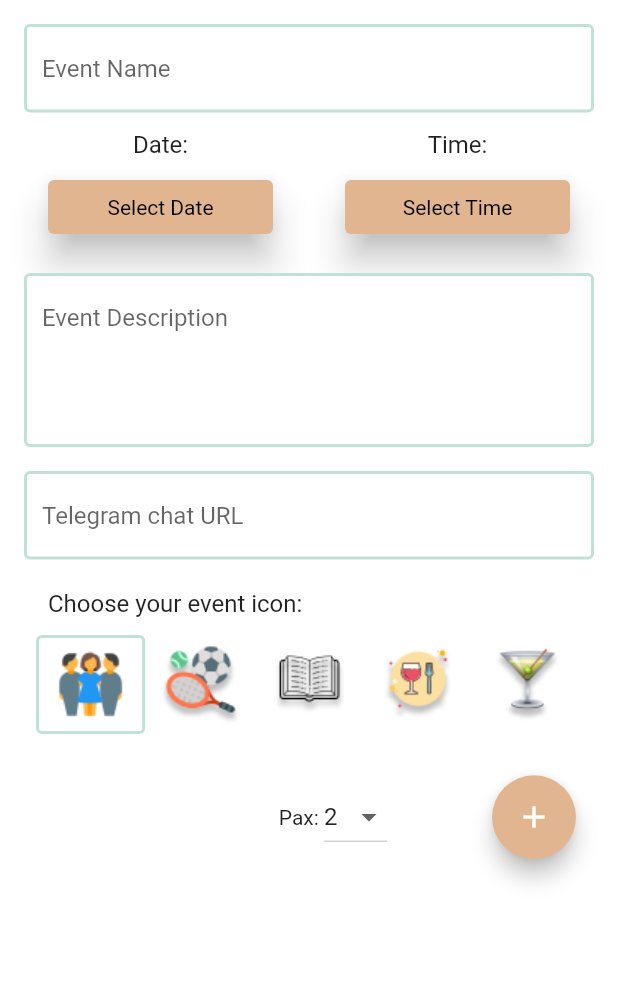
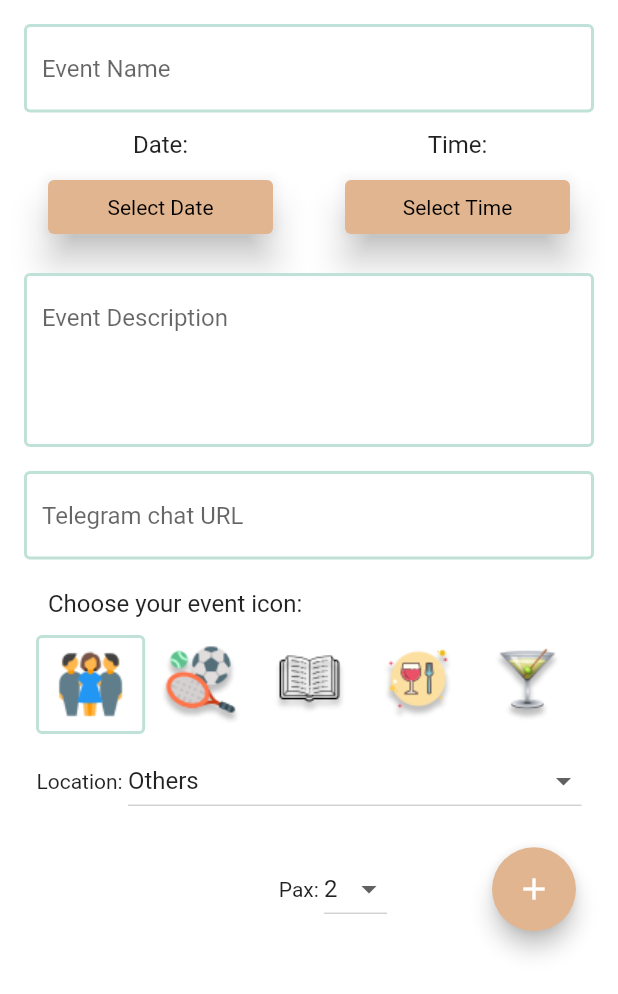
Before and after one commit to Superbestron/Orbital_2021_FriendZone, a Flutter app: the CreateEvent screen opened directly, on a phone screen of 412 x 824 dp. Shown: the top 994 px of the screen. Run offline on Flutter 3.47's test engine with Material 2 defaults, Android fonts, the phone set to English and light mode, and no system bars; our stand-ins replace cloud_firestore, firebase_auth, firebase_core, firebase_storage, flutter_spinkit, flutter_svg and 4 more; accounts and stored records are empty; project files that could hold a hidden picture were left out.

Commit message:
Add location field to event

```diff
--- a/lib/models/event.dart
+++ b/lib/models/event.dart
@@ -1,5 +1,6 @@
 class Event {
 
+  final String location;
   final String telegramURL;
   final String initiatorID;
   final String eventID;
@@ -11,6 +12,7 @@ class Event {
   List<dynamic> attendees;
 
   Event({
+    required this.location,
     required this.telegramURL,
     required this.initiatorID,
     required this.eventID,
--- a/lib/screens/create_event/create_event.dart
+++ b/lib/screens/create_event/create_event.dart
@@ -21,6 +21,8 @@ class _CreateEventState extends State<CreateEvent> {
   String _description = '';
   int _icon = 0;
   List<int> numbers = List.generate(25, (index) => index++);
+
+  String _location = locations[0][0];
 
   final _formKey = GlobalKey<FormState>();
 
@@ -80,7 +82,6 @@ class _CreateEventState extends State<CreateEvent> {
   Widget build(BuildContext context) {
 
     final user = Provider.of<UserObj?>(context);
-
     return Padding(
       padding: const EdgeInsets.all(8.0),
       child: Scaffold(
@@ -250,6 +251,26 @@ class _CreateEventState extends State<CreateEvent> {
                 )
               ),
               Row(
+                mainAxisAlignment: MainAxisAlignment.center,
+                children: [
+                  Text('Location: '),
+                  DropdownButton(
+                      value: _location,
+                      items: locations.map((location) {
+                        return DropdownMenuItem(
+                          value: location[0],
+                          child: Text('${location[0]}'),
+                        );
+                      }).toList(),
+                      onChanged: (val) {
+                        return setState(() {
+                          _location = val.toString();
+                        });
+                      }
+                  ),
+                ],
+              ),
+              Row(
                 mainAxisAlignment: MainAxisAlignment.end,
                 children: [
                   Text('Pax: '),
@@ -280,7 +301,7 @@ class _CreateEventState extends State<CreateEvent> {
                           String _uid = user!.uid;
                           DatabaseService db = DatabaseService(uid: _uid);
                           String eventID = await db.createEventData(
-                            _telegramURL,
+                            _location, _telegramURL,
                             _uid, _name, _dateTime!,
                             _pax, _description, _icon,
                           );
--- a/lib/screens/edit_event/edit_event.dart
+++ b/lib/screens/edit_event/edit_event.dart
@@ -1,6 +1,5 @@
 import 'package:flutter/material.dart';
 import 'package:myapp/models/user.dart';
-import 'package:myapp/screens/home/home.dart';
 import 'package:myapp/services/database.dart';
 import 'package:myapp/shared/constants.dart';
 import 'package:provider/provider.dart';
@@ -25,6 +24,7 @@ class _EditEventState extends State<EditEvent> {
   int _pax = 2;
   String _description = '';
   int _icon = 0;
+  String _location = locations[0][0];
   List<int> numbers = List.generate(25, (index) => index++);
 
   final _formKey = GlobalKey<FormState>();
@@ -88,6 +88,7 @@ class _EditEventState extends State<EditEvent> {
     _icon = event.icon;
     _isSelected[_icon] = true;
     _pax = event.pax;
+    _location = event.location;
     super.initState();
   }
 
@@ -314,6 +315,26 @@ class _EditEventState extends State<EditEvent> {
                           ],
                         )),
                     Row(
+                      mainAxisAlignment: MainAxisAlignment.center,
+                      children: [
+                        Text('Location: '),
+                        DropdownButton(
+                            value: _location,
+                            items: locations.map((location) {
+                              return DropdownMenuItem(
+                                value: location[0],
+                                child: Text('${location[0]}'),
+                              );
+                            }).toList(),
+                            onChanged: (val) {
+                              return setState(() {
+                                _location = val.toString();
+                              });
+                            }
+                        ),
+                      ],
+                    ),
+                    Row(
                       mainAxisAlignment: MainAxisAlignment.end,
                       children: [
                         Padding(
@@ -377,6 +398,7 @@ class _EditEventState extends State<EditEvent> {
                                   DatabaseService db =
                                       DatabaseService(uid: _uid);
                                   db.updateEventData(
+                                      _location,
                                       _telegramURL,
                                       _uid,
                                       _name,
--- a/lib/services/database.dart
+++ b/lib/services/database.dart
@@ -42,6 +42,7 @@ class DatabaseService {
     DocumentReference ref = eventCollection.doc(eventID);
     var event = await ref.get().then((snapshot) =>
       Event(
+        location: snapshot.get('location'),
         telegramURL: snapshot.get('telegramURL'),
         initiatorID: snapshot.get('initiatorID'),
         eventID: snapshot.get('eventID'),
@@ -56,9 +57,10 @@ class DatabaseService {
     return event;
   }
 
-  Future updateEventData(String telegramURL, String initiatorID, String name, DateTime dateTime,
+  Future updateEventData(String location, String telegramURL, String initiatorID, String name, DateTime dateTime,
       int pax, String description, int icon, String eventID, List<dynamic> attendees) async {
     return await eventCollection.doc(eventID).set({
+      'location': location,
       'telegramURL': telegramURL,
       'initiatorID': initiatorID,
       'name': name,
@@ -71,12 +73,12 @@ class DatabaseService {
     });
   }
 
-  Future createEventData(String telegramURL, String initiatorID, String name, DateTime dateTime,
+  Future createEventData(String location, String telegramURL, String initiatorID, String name, DateTime dateTime,
       int pax, String description, int icon) async {
     String newDocID = eventCollection.doc().id;
     List<dynamic> attendees = [];
     attendees.add(uid);
-    updateEventData(telegramURL, initiatorID, name, dateTime, pax, description, icon, newDocID, attendees);
+    updateEventData(location, telegramURL, initiatorID, name, dateTime, pax, description, icon, newDocID, attendees);
     return newDocID;
   }
 
@@ -84,6 +86,7 @@ class DatabaseService {
   List<Event> _eventListFromSnapshot(QuerySnapshot snapshot) {
     return snapshot.docs.map((doc) {
       return Event(
+        location: doc.get('location'),
         telegramURL: doc.get('telegramURL'),
         initiatorID: doc.get('initiatorID'),
         eventID: doc.get('eventID'),
@@ -100,6 +103,7 @@ class DatabaseService {
   // EventData from snapshot
   Event _eventFromSnapshot(DocumentSnapshot snapshot) {
     return Event(
+      location: snapshot.get('location'),
       telegramURL: snapshot.get('telegramURL'),
       initiatorID: snapshot.get('initiatorID'),
       eventID: snapshot.get('eventID'),
@@ -129,7 +133,7 @@ class DatabaseService {
 
     List<dynamic> newAttendees = event.attendees;
     newAttendees.add(uid);
-    await updateEventData(event.telegramURL, event.initiatorID, event.name, event.dateTime, event.pax,
+    await updateEventData(event.location, event.telegramURL, event.initiatorID, event.name, event.dateTime, event.pax,
         event.description, event.icon, eventID, newAttendees);
   }
 
@@ -140,7 +144,7 @@ class DatabaseService {
   Future removeUserFromEvent(String eventID, String uid) async {
     Event event = await getEventData(eventID);
     event.attendees.remove(uid);
-    return await updateEventData(event.telegramURL, event.initiatorID, event.name, event.dateTime, event.pax,
+    return await updateEventData(event.location, event.telegramURL, event.initiatorID, event.name, event.dateTime, event.pax,
       event.description, event.icon, event.eventID, event.attendees);
   }
 
--- a/lib/shared/constants.dart
+++ b/lib/shared/constants.dart
@@ -93,3 +93,25 @@ Color? revokeAttendance = HexColor.fromHex('FED8B1');
 const TEXT_FIELD_HEADING = TextStyle(fontSize: 20);
 const BOLDED_NORMAL = TextStyle(fontWeight: FontWeight.bold, fontSize: 16);
 const NORMAL = TextStyle(fontSize: 16);
+
+// locations for selection
+List locations = [
+  ["Others", null, null],
+  ["Dean's Office, FASS", 1.294312, 103.771062],
+  ["Faculty of Engineering", 1.299187, 103.771312],
+  ["NUS Alumni Relations", 1.293312, 103.773687],
+  ["NUS Biological Sciences", 1.295562, 103.778688],
+  ["NUS Buiness School", 1.292562, 103.774187],
+  ["NUS Department of Chemistry", 1.296562, 103.778937],
+  ["NUS Department of Chinese Studies", 1.295937, 103.772063],
+  ["NUS Enterprise", 1.292438, 103.775688],
+  ["NUS Environmental Research Institute", 1.299688, 103.772063],
+  ["NUS Information Technology", 1.297563, 103.772562],
+  ["NUS Office of Student Affairs", 1.298563, 103.774812],
+  ["NUS School of Computing", 1.294812, 103.773687],
+  ["NUS Students' Science Club Secretariat", 1.297063, 103.779813],
+  ["Utown", 1.305438, 103.773062],
+  ["Utown Aud 1", 1.303937, 103.773438],
+  ["Yale-NUS college", 1.306938, 103.771812],
+  ["Yusof Ishak House", 1.298563, 103.774937]
+];
```
